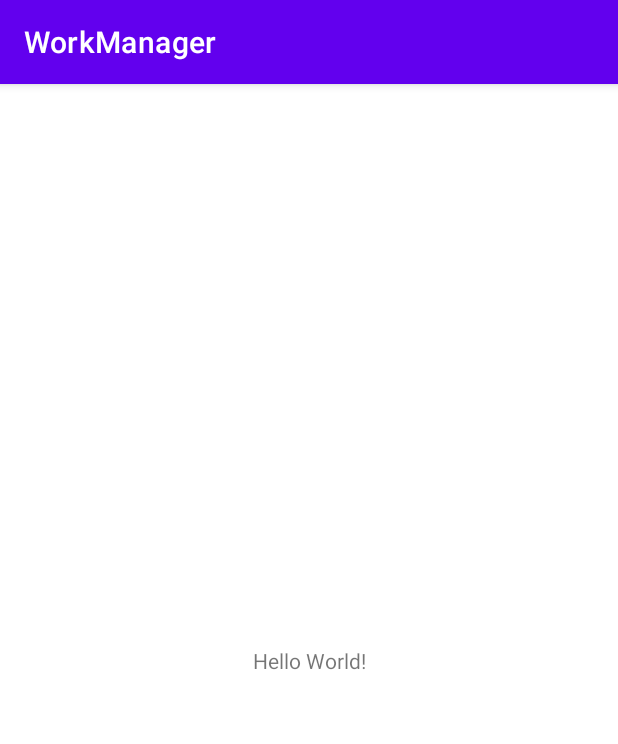
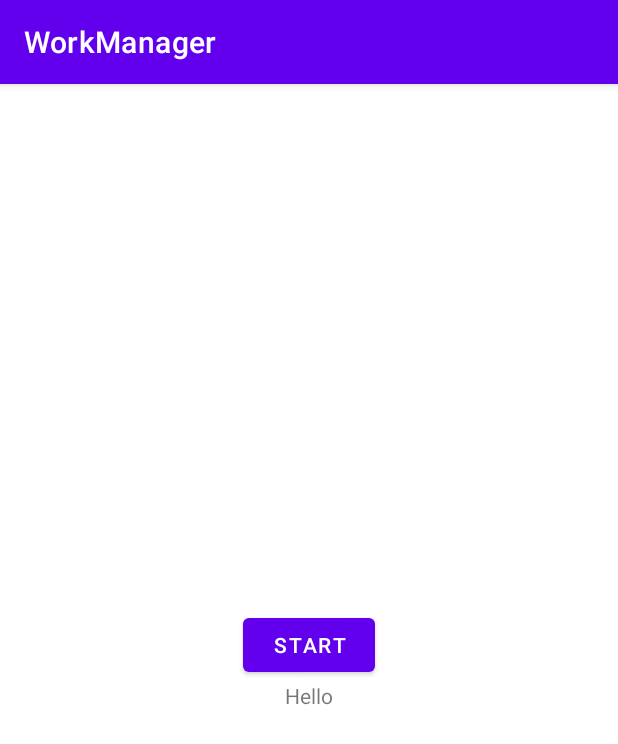
Before and after one commit to amitsalunke01/WorkManager, an Android app: the screen it shows after launch (MainActivity), on a phone screen of 412 x 824 dp. Shown: the top 744 px of the screen. Run offline under Robolectric (Android 15) with nearby library versions, the phone set to English and light mode, and no system bars.

```diff
--- a/app/build.gradle
+++ b/app/build.gradle
@@ -1,6 +1,7 @@
 plugins {
     id 'com.android.application'
     id 'kotlin-android'
+    id 'kotlin-android-extensions'
 }
 
 android {
@@ -42,4 +43,9 @@ dependencies {
     testImplementation 'junit:junit:4.+'
     androidTestImplementation 'androidx.test.ext:junit:1.1.2'
     androidTestImplementation 'androidx.test.espresso:espresso-core:3.3.0'
+
+    def work_version = "2.4.0"
+    // Kotlin + coroutines
+    implementation "androidx.work:work-runtime-ktx:$work_version"
+
 }
--- a/app/src/main/AndroidManifest.xml
+++ b/app/src/main/AndroidManifest.xml
@@ -2,6 +2,8 @@
 <manifest xmlns:android="http://schemas.android.com/apk/res/android"
     package="com.amitsalunke.workmanager">
 
+    <uses-permission android:name="android.permission.INTERNET" />
+    <uses-permission android:name="android.permission.ACCESS_NETWORK_STATE"/>
     <application
         android:allowBackup="true"
         android:icon="@mipmap/ic_launcher"
--- a/app/src/main/res/layout/activity_main.xml
+++ b/app/src/main/res/layout/activity_main.xml
@@ -1,18 +1,21 @@
 <?xml version="1.0" encoding="utf-8"?>
-<androidx.constraintlayout.widget.ConstraintLayout xmlns:android="http://schemas.android.com/apk/res/android"
-    xmlns:app="http://schemas.android.com/apk/res-auto"
+<LinearLayout xmlns:android="http://schemas.android.com/apk/res/android"
     xmlns:tools="http://schemas.android.com/tools"
     android:layout_width="match_parent"
     android:layout_height="match_parent"
+    android:gravity="center"
+    android:orientation="vertical"
     tools:context=".MainActivity">
 
-    <TextView
+    <Button
+        android:id="@+id/button"
         android:layout_width="wrap_content"
         android:layout_height="wrap_content"
-        android:text="Hello World!"
-        app:layout_constraintBottom_toBottomOf="parent"
-        app:layout_constraintLeft_toLeftOf="parent"
-        app:layout_constraintRight_toRightOf="parent"
-        app:layout_constraintTop_toTopOf="parent" />
+        android:text="Start" />
 
-</androidx.constraintlayout.widget.ConstraintLayout>
+    <TextView
+        android:id="@+id/text"
+        android:layout_width="wrap_content"
+        android:layout_height="wrap_content"
+        android:text="Hello" />
+</LinearLayout>
```
Also changed, not shown: app/src/main/java/com/amitsalunke/workmanager/MainActivity.kt (+29 -0 lines), app/src/main/java/com/amitsalunke/workmanager/UploadWorker.kt (added, +22 -0 lines).
